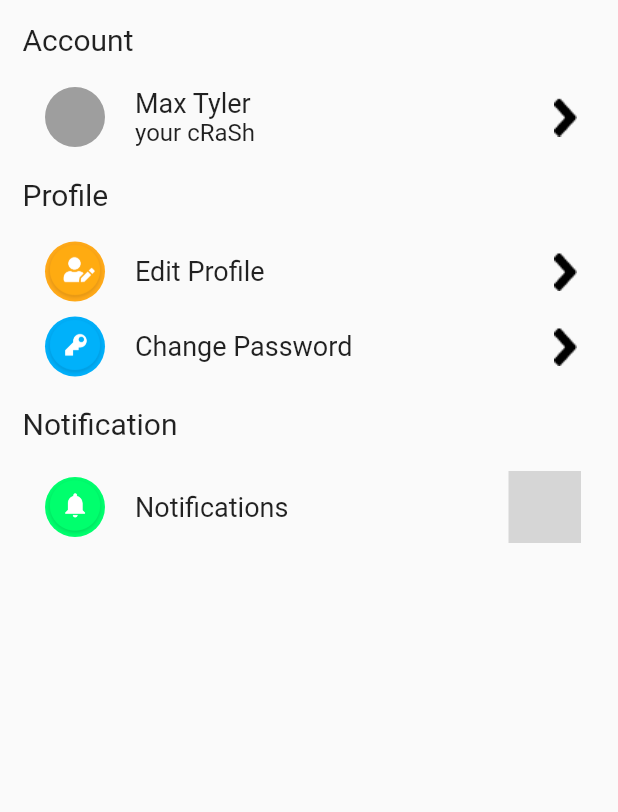
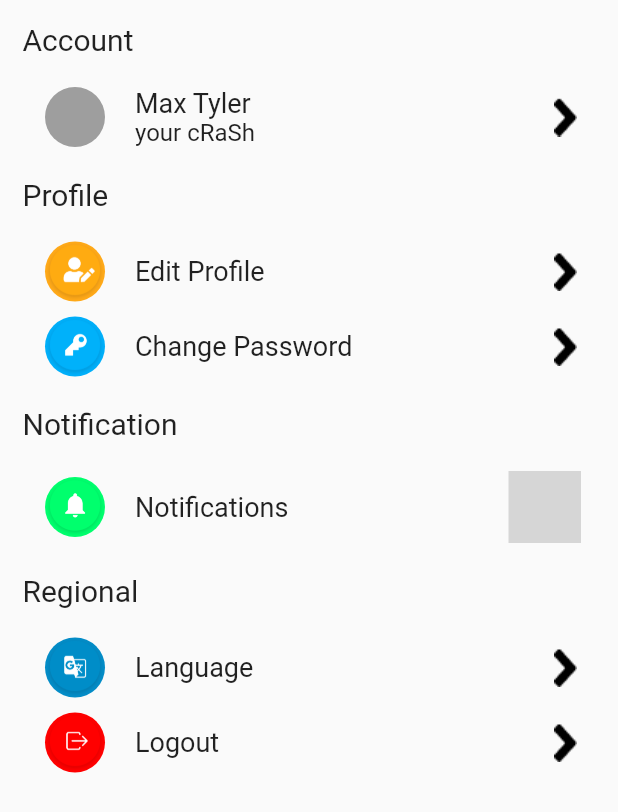
Before and after one commit to RafiIzzatulRizquFaris/coronas_watcher_flutter, a Flutter app: the Account screen opened directly, on a phone screen of 412 x 824 dp. Shown: the top 812 px of the screen. Run offline on Flutter 3.47's test engine with Material 2 defaults, Android fonts, the phone set to English and light mode, and no system bars; our stand-ins replace carousel_slider, percent_indicator; missing offline and left inert: custom_switch; grey boxes are pictures that could not be loaded.

Commit message:
create regional section

```diff
--- a/lib/ui/mainpage/account.dart
+++ b/lib/ui/mainpage/account.dart
@@ -12,10 +12,15 @@ class Account extends StatefulWidget {
 class AccountScreen extends State<Account> {
   List<String> _listProfileLeading = [
     "assets/icon-edit-profile.png",
-    "assets/icon-change-pw.png"
+    "assets/icon-change-pw.png",
+  ];
+  List<String> _listRegionalLeading = [
+    "assets/icon-language.png", "assets/icon-logout.png",
   ];
   List<String> _listProfileTitle = ["Edit Profile", "Change Password"];
+  List<String> _listRegionalTitle = ["Language", "Logout"];
   List<Color> _listProfileLeadingColor = [Color(0xffFFA918), Color(0xff00AFFA)];
+  List<Color> _listRegionalLeadingColor = [Color(0xff038CC7), Color(0xffFF0000)];
 
   bool isNotified = false;
 
@@ -29,6 +34,7 @@ class AccountScreen extends State<Account> {
             accountSection(),
             profileSection(),
             notificationSection(),
+            regionalSection(),
           ],
         ),
       ),
@@ -252,4 +258,84 @@ class AccountScreen extends State<Account> {
       ),
     );
   }
+
+  regionalSection() {
+    return Container(
+      margin: EdgeInsets.only(
+        top: 10,
+      ),
+      child: Column(
+        crossAxisAlignment: CrossAxisAlignment.start,
+        children: [
+          Text(
+            "Regional",
+            style: TextStyle(
+              fontSize: 20,
+            ),
+          ),
+          Container(
+            padding: EdgeInsets.all(10),
+            width: MediaQuery.of(context).size.width,
+            margin: EdgeInsets.only(
+              left: 5,
+            ),
+            child: Container(
+              child: ListView(
+                shrinkWrap: true,
+                children: List.generate(
+                    _listRegionalLeading.length, (index) => regionalLists(index)),
+              ),
+            ),
+          ),
+        ],
+      ),
+    );
+  }
+
+  regionalLists(int index) {
+    return Container(
+      margin: EdgeInsets.only(
+        top: 10,
+      ),
+      child: Row(
+        children: [
+          Container(
+            decoration: BoxDecoration(
+              shape: BoxShape.circle,
+              color: _listRegionalLeadingColor[index],
+            ),
+            width: 40,
+            height: 40,
+            child: Image.asset(_listRegionalLeading[index].toString()),
+          ),
+          SizedBox(
+            width: 20,
+          ),
+          Expanded(
+            child: Row(
+              mainAxisAlignment: MainAxisAlignment.spaceBetween,
+              children: [
+                Column(
+                  crossAxisAlignment: CrossAxisAlignment.start,
+                  mainAxisAlignment: MainAxisAlignment.center,
+                  children: [
+                    Text(
+                      _listRegionalTitle[index].toString(),
+                      style: TextStyle(fontSize: 18),
+                    ),
+                  ],
+                ),
+                Image.asset(
+                  "assets/icon-angle-right.png",
+                  color: Colors.black,
+                  width: 20,
+                  height: 30,
+                ),
+              ],
+            ),
+          ),
+        ],
+      ),
+    );
+  }
 }
```
